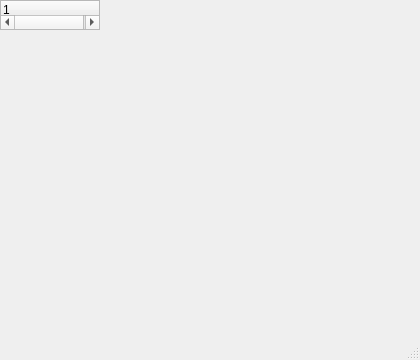
First picture: the form in gui/main.ui, repository vmiklos/szar, before the edit.
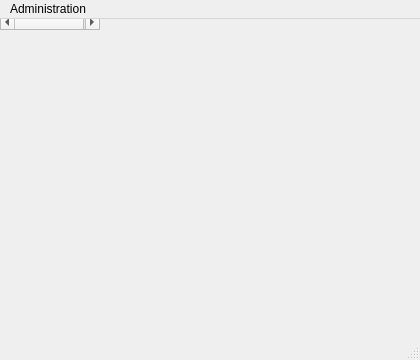
Second picture: the form after the edit.

Commit message: Added admin menu to GUI

Diff of the .ui file:
```diff
--- a/gui/main.ui
+++ b/gui/main.ui
@@ -15,6 +15,22 @@
   </property>
   <widget class="QTreeWidget" name="treeWidget"/>
   <widget class="QStatusBar" name="statusbar"/>
+  <widget class="QMenuBar" name="menuBar">
+   <property name="geometry">
+    <rect>
+     <x>0</x>
+     <y>0</y>
+     <width>420</width>
+     <height>22</height>
+    </rect>
+   </property>
+   <widget class="QMenu" name="menuAdministration">
+    <property name="title">
+     <string>Administration</string>
+    </property>
+   </widget>
+   <addaction name="menuAdministration"/>
+  </widget>
  </widget>
  <resources/>
  <connections/>
```
The commit also changes 1 other file.
